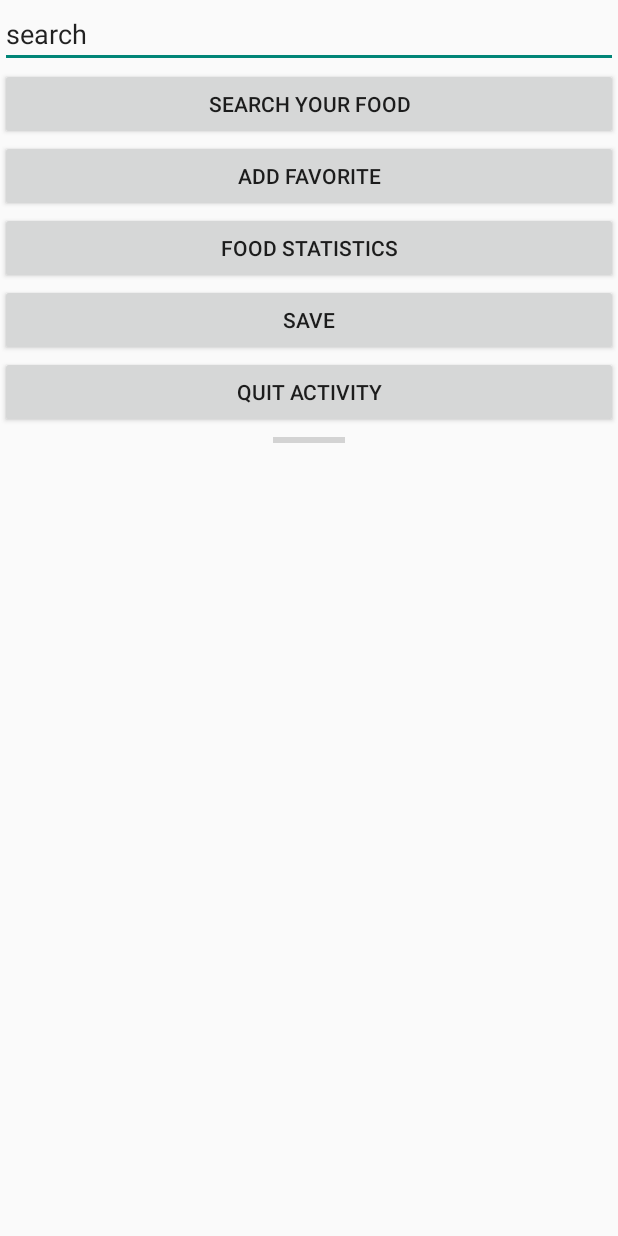
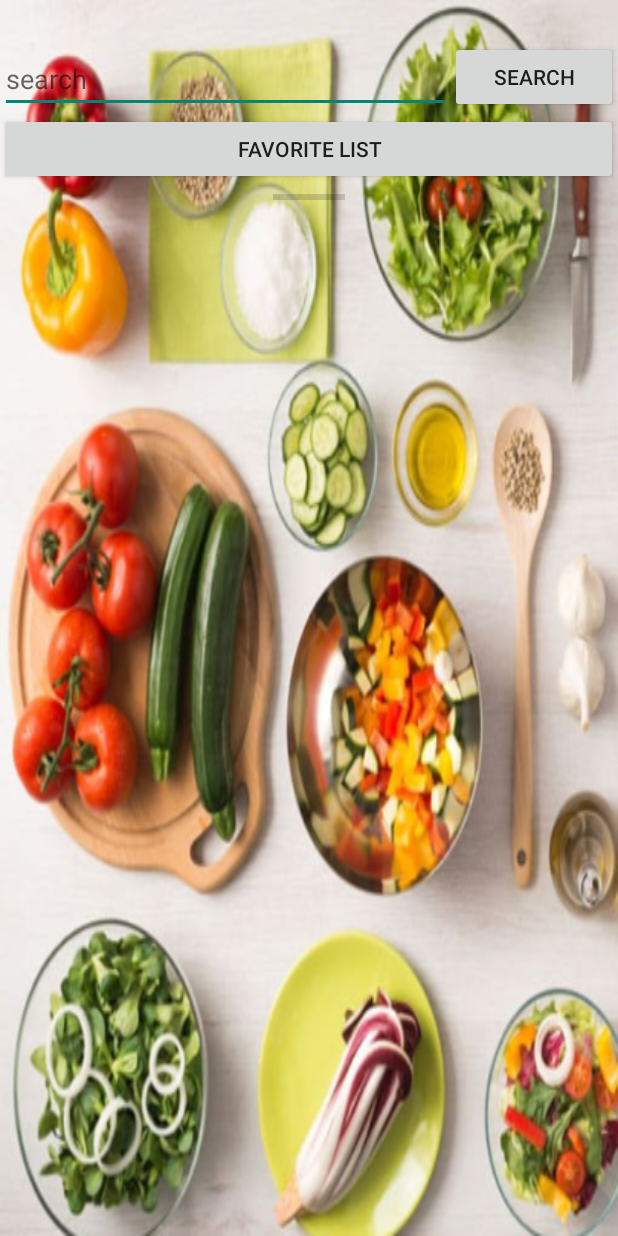
Before and after one commit to RogerZFLi/C4_WYLL_CST2335_Final_Project, an Android app: the screen it shows after launch (FoodNutritionDatabaseActivity before the commit, FoodMainActivity after it), after a tap on "Food Nutrition", on a phone screen of 412 x 824 dp. Run offline under Robolectric (Android 15) with nearby library versions, the phone set to English and light mode, and no system bars.

Commit message:
food app initial

```diff
--- a/app/src/main/AndroidManifest.xml
+++ b/app/src/main/AndroidManifest.xml
@@ -20,7 +20,7 @@
 
         </activity>
 
-        <activity android:name=".FoodNutritionDatabaseActivity" android:theme="@style/Theme.AppCompat.Light.NoActionBar"/>
+        <activity android:name=".FoodNutrition.FoodMainActivity" android:theme="@style/Theme.AppCompat.Light.NoActionBar"/>
 
 
 
--- /dev/null
+++ b/app/src/main/java/com/example/amusu/teamname_cst2335_final_project/FoodNutrition/FoodMainActivity.java
@@ -0,0 +1,168 @@
+package com.example.amusu.teamname_cst2335_final_project.FoodNutrition;
+
+
+import android.content.Context;
+import android.content.Intent;
+import android.os.Bundle;
+import android.support.annotation.NonNull;
+import android.support.annotation.Nullable;
+import android.support.design.widget.Snackbar;
+import android.support.v4.app.FragmentManager;
+import android.support.v4.app.FragmentTransaction;
+import android.support.v7.app.AppCompatActivity;
+import android.view.LayoutInflater;
+import android.view.View;
+import android.view.ViewGroup;
+import android.widget.ArrayAdapter;
+import android.widget.Button;
+import android.widget.EditText;
+import android.widget.ImageButton;
+import android.widget.ListView;
+import android.widget.ProgressBar;
+import android.widget.TextView;
+import android.widget.Toast;
+
+import com.example.amusu.teamname_cst2335_final_project.R;
+
+import java.util.ArrayList;
+import java.util.HashMap;
+import java.util.List;
+
+
+public class FoodMainActivity extends AppCompatActivity {
+    private EditText searEdit;
+    private Button searchButton;
+    private Button favoritListButton;
+    private ListView searchListV;
+
+
+
+    private ArrayAdapter adapter;
+    private String search;
+
+
+
+    private ArrayList<HashMap<String, String>> searchList;
+    @Override
+    protected void onCreate(Bundle savedInstanceState) {
+        super.onCreate(savedInstanceState);
+
+        setContentView(R.layout.activity_food_mainpage);
+       final ProgressBar progressBar = findViewById(R.id.progressBar);
+        searchList = new ArrayList<HashMap<String, String>>();
+        searchListV = findViewById(R.id.search_ListView);
+        adapter = new MyAdapter(this, R.layout.food_list_item, searchList);
+        searchListV.setAdapter(adapter);
+        // Edit text
+         searEdit = (EditText) findViewById(R.id.searchBox);
+        searEdit.setOnClickListener(new View.OnClickListener() {
+            @Override
+            public void onClick(View v) {
+                Toast.makeText(getApplicationContext(), "Enter what you are interested in.",
+                        Toast.LENGTH_LONG).show();
+
+            }
+        });
+
+
+
+        // favorit list
+        favoritListButton = (Button) findViewById(R.id.favourite);
+        favoritListButton.setOnClickListener(new View.OnClickListener() {
+            @Override
+            public void onClick(View view) {
+                Snackbar.make(view, "Do you like it ?", Snackbar.LENGTH_LONG)
+                        .setAction("Action", null).show();
+            }
+        });
+
+
+
+        // search button
+         searchButton = (Button) findViewById(R.id.search);
+        searchButton.setOnClickListener(new View.OnClickListener() {
+            @Override
+            public void onClick(View view) {
+                search= searEdit.getText().toString();
+                search = search.replace(" ", "%20");
+                MyTask newTask = new MyTask(getBaseContext(), searchList, progressBar, adapter);
+                newTask.execute(search);
+            }
+        });
+
+        /*Button button2 = (Button) findViewById(R.id.quit);
+        button2.setOnClickListener(new View.OnClickListener() {
+            @Override
+            public void onClick(View v) {
+                AlertDialog.Builder builder = new AlertDialog.Builder(com.example.amusu.teamname_cst2335_final_project.FoodNutrition.FoodMainActivity.this);
+                builder.setMessage(R.string.dialog_message)
+                        .setTitle(R.string.dialog_title)
+                        .setPositiveButton(R.string.OK, new DialogInterface.OnClickListener() {
+                            @Override
+                            public void onClick(DialogInterface dialog, int which) {
+                                Intent resultIntent = new Intent();
+                                resultIntent.putExtra("Dialog", "Back");
+                                setResult(MainActivity.RESULT_OK, resultIntent);
+                                finish();
+                            }
+                        })
+                        .setNegativeButton(R.string.cancel, new DialogInterface.OnClickListener() {
+                            public void onClick(DialogInterface dialog, int id) {
+                                //Intent intent = new Intent(FoodNutritionDatabaseActivity.this, MainActivity.class);
+                                //startActivity(intent);
+                            }
+                        })
+                        .show();
+            }
+        });*/
+    }
+
+
+
+
+
+     class MyAdapter extends ArrayAdapter<HashMap<String, String>>{
+        private int resourceID;
+
+
+        public MyAdapter( @NonNull Context context, int resource,  @NonNull List<HashMap<String, String>> objects) {
+            super(context, resource, objects);
+            resourceID = resource;
+
+        }
+
+
+         @Nullable
+         @Override
+         public HashMap<String, String> getItem(int position) {
+             return searchList.get(position);
+         }
+
+
+         @NonNull
+         @Override
+         public View getView(int position,  View convertView, ViewGroup parent) {
+                    HashMap<String, String> food = getItem(position);
+                View item = LayoutInflater.from(getContext()).inflate(resourceID,null);
+             TextView label1 =item.findViewById(R.id.foodLabel);
+             label1.setText(food.get("Label"));
+             TextView label2 =item.findViewById(R.id.caloriesV);
+             label2.setText(food.get("Calories"));
+             TextView label3 =item.findViewById(R.id.fatV);
+             label3.setText(food.get("Fat"));
+             TextView label4 =item.findViewById(R.id.carbsV);
+             label4.setText(food.get("Carbs"));
+             ImageButton add = item.findViewById(R.id.add_favorit);
+                add.setOnClickListener(e->{});
+
+             return item;
+         }
+     }
+
+    public ArrayList<HashMap<String, String>> getSearchList() {
+        return searchList;
+    }
+    public ArrayAdapter getAdapter() {
+        return adapter;
+    }
+}
--- a/app/src/main/java/com/example/amusu/teamname_cst2335_final_project/FoodNutritionDatabaseActivity.java
+++ /dev/null
@@ -1,76 +0,0 @@
-package com.example.amusu.teamname_cst2335_final_project;
-
-import android.app.Activity;
-import android.app.AlertDialog;
-import android.content.DialogInterface;
-import android.content.Intent;
-import android.os.Bundle;
-import android.support.design.widget.Snackbar;
-import android.support.v7.app.AppCompatActivity;
-import android.view.View;
-import android.widget.Button;
-import android.widget.EditText;
-import android.widget.Toast;
-
-public class FoodNutritionDatabaseActivity extends AppCompatActivity {
-
-    @Override
-    protected void onCreate(Bundle savedInstanceState) {
-        super.onCreate(savedInstanceState);
-
-        setContentView(R.layout.activity_food_nutrition_database);
-
-        EditText editText = (EditText) findViewById(R.id.searchBox);
-        editText.setOnClickListener(new View.OnClickListener() {
-            @Override
-            public void onClick(View v) {
-                Toast.makeText(getApplicationContext(), "Enter what you are interested in.",
-                        Toast.LENGTH_LONG).show();
-                }
-        });
-
-                Button button = (Button) findViewById(R.id.favourite);
-                button.setOnClickListener(new View.OnClickListener() {
-                    @Override
-                    public void onClick(View view) {
-                        Snackbar.make(view, "Do you like it ?", Snackbar.LENGTH_LONG)
-                                .setAction("Action", null).show();
-                    }
-                });
-
-                Button button1 = (Button) findViewById(R.id.search);
-                button1.setOnClickListener(new View.OnClickListener() {
-                    @Override
-                    public void onClick(View view) {
-                        Intent intent = new Intent(FoodNutritionDatabaseActivity.this, MainActivity.class);
-                        startActivity(intent);
-                    }
-                });
-
-                Button button2 = (Button) findViewById(R.id.quit);
-                button2.setOnClickListener(new View.OnClickListener() {
-                    @Override
-                    public void onClick(View v) {
-                        AlertDialog.Builder builder = new AlertDialog.Builder(FoodNutritionDatabaseActivity.this);
-                        builder.setMessage(R.string.dialog_message)
-                                .setTitle(R.string.dialog_title)
-                                .setPositiveButton(R.string.OK, new DialogInterface.OnClickListener() {
-                                    @Override
-                                    public void onClick(DialogInterface dialog, int which) {
-                                        Intent resultIntent = new Intent();
-                                        resultIntent.putExtra("Dialog", "Back");
-                                        setResult(MainActivity.RESULT_OK, resultIntent);
-                                        finish();
-                                    }
-                                })
-                                .setNegativeButton(R.string.cancel, new DialogInterface.OnClickListener() {
-                                    public void onClick(DialogInterface dialog, int id) {
-                                        //Intent intent = new Intent(FoodNutritionDatabaseActivity.this, MainActivity.class);
-                                        //startActivity(intent);
-                                    }
-                                })
-                                .show();
-                    }
-                });
-            }
-        }
--- a/app/src/main/java/com/example/amusu/teamname_cst2335_final_project/MainActivity.java
+++ b/app/src/main/java/com/example/amusu/teamname_cst2335_final_project/MainActivity.java
@@ -6,7 +6,12 @@ import android.os.Bundle;
 import android.view.View;
 import android.widget.Button;
 
+import com.example.amusu.teamname_cst2335_final_project.FoodNutrition.FoodMainActivity;
+
+
 public class MainActivity extends Activity {
+
+
 
     @Override
     protected void onCreate(Bundle savedInstanceState) {
@@ -23,7 +28,7 @@ public class MainActivity extends Activity {
         FOOD_NUTRITION_DATABASE.setOnClickListener(new View.OnClickListener() {
             @Override
             public void onClick(View v) {
-                startActivity(new Intent(MainActivity.this,FoodNutritionDatabaseActivity.class));
+                startActivity(new Intent(MainActivity.this,FoodMainActivity.class));
             }
         });
 
--- /dev/null
+++ b/app/src/main/res/layout/activity_food_mainpage.xml
@@ -0,0 +1,56 @@
+<?xml version="1.0" encoding="utf-8"?>
+<LinearLayout xmlns:android="http://schemas.android.com/apk/res/android"
+    xmlns:app="http://schemas.android.com/apk/res-auto"
+    xmlns:tools="http://schemas.android.com/tools"
+    android:layout_width="match_parent"
+    android:layout_height="match_parent"
+    android:background="@drawable/foodmainpage"
+    android:orientation="vertical"
+    tools:context=".FoodNutrition.FoodMainActivity">
+
+    <FrameLayout
+        android:layout_width="match_parent"
+        android:layout_height="wrap_content">
+        <RelativeLayout
+            android:layout_width="match_parent"
+            android:layout_height="wrap_content">
+
+        <EditText
+            android:id="@+id/searchBox"
+            android:layout_width="300dp"
+            android:layout_height="wrap_content"
+            android:layout_marginTop="30dp"
+            android:hint="search" />
+
+        <Button
+            android:id="@+id/search"
+            android:layout_width="match_parent"
+            android:layout_height="wrap_content"
+            android:layout_toRightOf="@+id/searchBox"
+            android:layout_alignBottom="@+id/searchBox"
+            android:text="search" />
+
+        <Button
+            android:id="@+id/favourite"
+            android:layout_width="match_parent"
+            android:layout_height="wrap_content"
+            android:text="favorite list"
+            android:layout_below="@+id/searchBox"/>
+
+        </RelativeLayout>
+    </FrameLayout>
+
+    <ProgressBar
+        android:id="@+id/progressBar"
+        style="?android:attr/progressBarStyleHorizontal"
+        android:layout_width="wrap_content"
+        android:layout_height="wrap_content"
+        android:layout_gravity="center" />
+
+
+    <ListView
+        android:id="@+id/search_ListView"
+        android:layout_width="match_parent"
+        android:layout_height="wrap_content"/>
+
+</LinearLayout>
--- a/app/src/main/res/layout/activity_food_nutrition_database.xml
+++ /dev/null
@@ -1,54 +0,0 @@
-<?xml version="1.0" encoding="utf-8"?>
-<LinearLayout xmlns:android="http://schemas.android.com/apk/res/android"
-    xmlns:app="http://schemas.android.com/apk/res-auto"
-    xmlns:tools="http://schemas.android.com/tools"
-    android:layout_width="match_parent"
-    android:layout_height="match_parent"
-    android:orientation="vertical"
-    tools:context=".FoodNutritionDatabaseActivity">
-
-    <EditText
-        android:id="@+id/searchBox"
-        android:layout_width="match_parent"
-        android:layout_height="wrap_content"
-        android:text="search" />
-
-    <Button
-        android:id="@+id/search"
-        android:layout_width="match_parent"
-        android:layout_height="wrap_content"
-        android:text="search your food" />
-
-    <Button
-        android:id="@+id/favourite"
-        android:layout_width="match_parent"
-        android:layout_height="wrap_content"
-        android:text="Add favorite" />
-
-    <Button
-        android:id="@+id/statistics"
-        android:layout_width="match_parent"
-        android:layout_height="wrap_content"
-        android:text="Food statistics" />
-
-    <Button
-        android:id="@+id/save"
-        android:layout_width="match_parent"
-        android:layout_height="wrap_content"
-        android:text="save" />
-
-    <Button
-        android:id="@+id/quit"
-        android:layout_width="match_parent"
-        android:layout_height="wrap_content"
-        android:text="Quit activity" />
-
-    <ProgressBar
-        android:id="@+id/progressBar"
-        android:layout_width="wrap_content"
-        android:layout_height="wrap_content"
-        style="?android:attr/progressBarStyleHorizontal"
-        android:layout_gravity="center"
-        />
-
-</LinearLayout>
--- a/app/src/main/res/values-zh-ldltr/strings.xml
+++ b/app/src/main/res/values-zh-ldltr/strings.xml
@@ -15,4 +15,9 @@
     <string name="OK">确定</string>
 
     <string name="cancel">取消</string>
+
+
+    <!--食物营养查询-->
+    <string name="jsonDL">数据下载中。。。</string>
+    <string name="Error">请输入有效的食品名称（比如： 牛肉）</string>
 </resources>
--- a/app/src/main/res/values/strings.xml
+++ b/app/src/main/res/values/strings.xml
@@ -17,4 +17,9 @@
 
     <string name="OK">OK</string>
     <string name="cancel">Cancel</string>
+
+
+    <!--Food nutrition-->
+    <string name="jsonDL">Json Data is downloading</string>
+    <string name="Error">Enter a valid food item name (eg: beef)</string>
 </resources>
```
Also changed, not shown: app/build.gradle (+6 -3 lines), app/src/main/java/com/example/amusu/teamname_cst2335_final_project/FoodNutrition/DataBaseHelper.java (added, +66 -0 lines), app/src/main/java/com/example/amusu/teamname_cst2335_final_project/FoodNutrition/MyTask.java (added, +163 -0 lines), app/src/main/res/layout/food_list_item.xml (added, +61 -0 lines), app/src/main/res/drawable/add_favorit_icon.png (added), app/src/main/res/drawable/add_food.png (added), app/src/main/res/drawable/foodmainpage.png (added).
